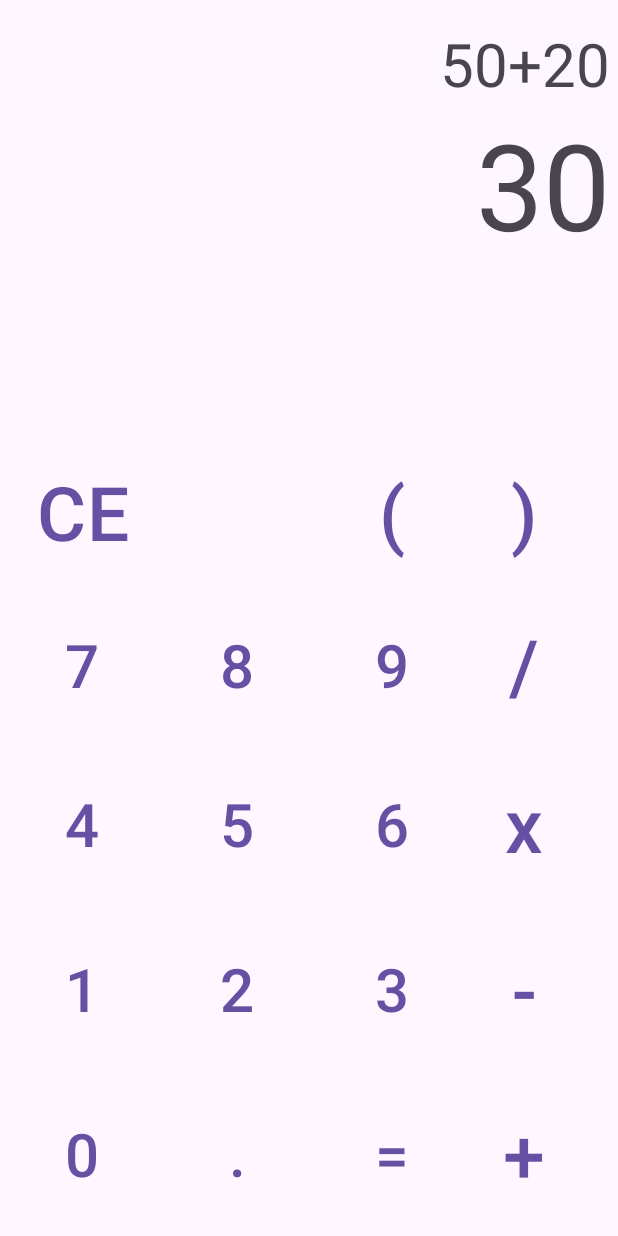
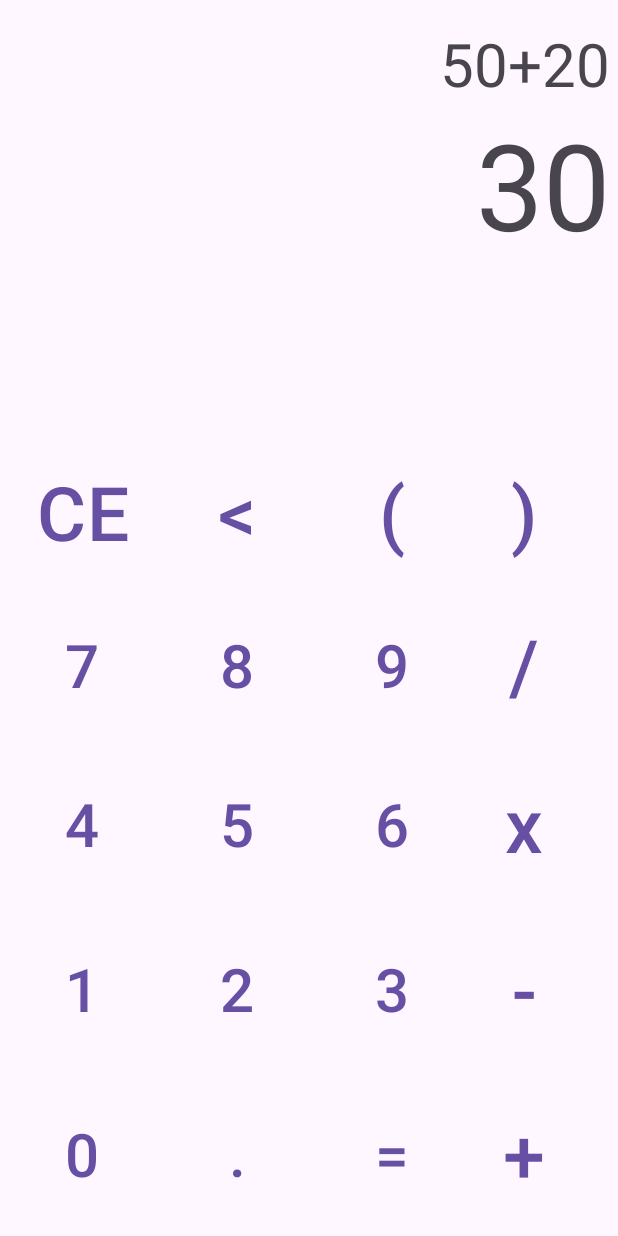
Before and after one commit to TropicalKhaotic/AndroidLearning, an Android app: the screen it shows after launch (MainActivity), on a phone screen of 412 x 824 dp. Run offline under Robolectric (Android 15) with nearby library versions, the phone set to English and light mode, and no system bars.

Commit message:
Map users input in screen Create a fildview for every buttom Add a string for backspace icon buttom

```diff
--- a/app/src/main/java/com/example/calculator_android/MainActivity.java
+++ b/app/src/main/java/com/example/calculator_android/MainActivity.java
@@ -1,6 +1,11 @@
 package com.example.calculator_android;
 
 import android.os.Bundle;
+import android.view.ActionProvider;
+import android.view.View;
+import android.widget.Button;
+import android.widget.ImageButton;
+import android.widget.TextView;
 
 import androidx.activity.EdgeToEdge;
 import androidx.appcompat.app.AppCompatActivity;
@@ -8,7 +13,14 @@ import androidx.core.graphics.Insets;
 import androidx.core.view.ViewCompat;
 import androidx.core.view.WindowInsetsCompat;
 
+import com.google.android.material.button.MaterialButton;
+
 public class MainActivity extends AppCompatActivity {
+
+
+
+    private MaterialButton button0,button1,button2,button3,button4,button5,button6,button7,button8,button9,buttonCe,buttonBackspace,
+    buttonOpenParentheses, buttonCloseParentheses,buttonDivide, buttonMultiply, buttonMinus, buttonSum;
 
     @Override
     protected void onCreate(Bundle savedInstanceState) {
@@ -20,5 +32,33 @@ public class MainActivity extends AppCompatActivity {
             v.setPadding(systemBars.left, systemBars.top, systemBars.right, systemBars.bottom);
             return insets;
         });
+
+        Button num0 = findViewById(R.id.zero);
+        Button num1 = findViewById(R.id.one);
+        Button num2 = findViewById(R.id.two);
+        Button num3 = findViewById(R.id.three);
+        Button num4 = findViewById(R.id.four);
+        Button num5 = findViewById(R.id.five);
+        Button num6 = findViewById(R.id.six);
+        Button num7 = findViewById(R.id.seven);
+        Button num8 = findViewById(R.id.eight);
+        Button num9 = findViewById(R.id.nine);
+
+        Button ce = findViewById(R.id.ce);
+        Button backspace = findViewById(R.id.backspace);
+        Button openParentheses = findViewById(R.id.parenthesesOne);
+        Button closeParentheses = findViewById(R.id.parenthesesTwo);
+        Button division = findViewById(R.id.division);
+        Button multiply = findViewById(R.id.multiplication);
+        Button decrease = findViewById(R.id.decrement);
+        Button sum = findViewById(R.id.sum);
+        Button dot = findViewById(R.id.dot);
+        Button equal = findViewById(R.id.equals);
+
+        TextView screenResult = findViewById(R.id.results);
+        TextView screenCalculation = findViewById(R.id.calculation);
+
+        backspace.setText("<");
+
     }
 }
```
